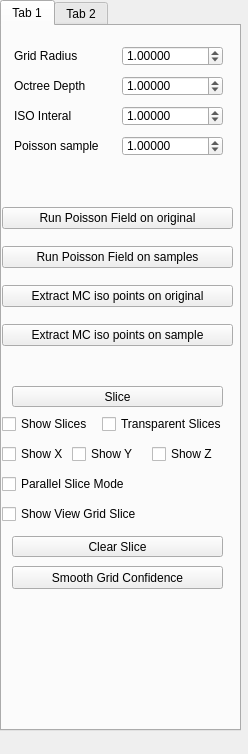
sunwaylive/quality-driven-poisson-guided-autoscanning, file Point Cloud/UI/poisson_para.ui: the form before one commit.
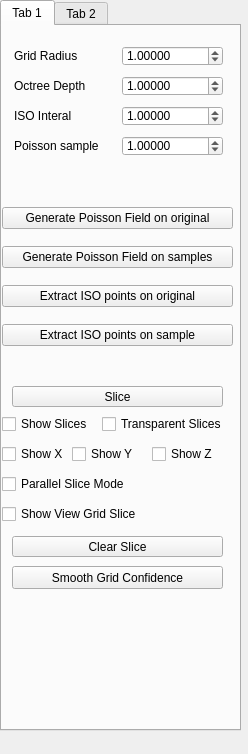
The form after the commit.

```diff
--- a/Point Cloud/UI/poisson_para.ui
+++ b/Point Cloud/UI/poisson_para.ui
@@ -196,28 +196,28 @@
       <item>
        <widget class="QPushButton" name="pushButton_poisson_field_original">
         <property name="text">
-         <string>Run Poisson Field on original</string>
+         <string>Generate Poisson Field on original</string>
         </property>
        </widget>
       </item>
       <item>
        <widget class="QPushButton" name="pushButton_poisson_field_samples">
         <property name="text">
-         <string>Run Poisson Field on samples</string>
+         <string>Generate Poisson Field on samples</string>
         </property>
        </widget>
       </item>
       <item>
        <widget class="QPushButton" name="pushButton_poisson_MC_original">
         <property name="text">
-         <string>Extract MC iso points on original</string>
+         <string>Extract ISO points on original</string>
         </property>
        </widget>
       </item>
       <item>
        <widget class="QPushButton" name="pushButton_poisson_MC_samples">
         <property name="text">
-         <string>Extract MC iso points on sample</string>
+         <string>Extract ISO points on sample</string>
         </property>
        </widget>
       </item>
```
